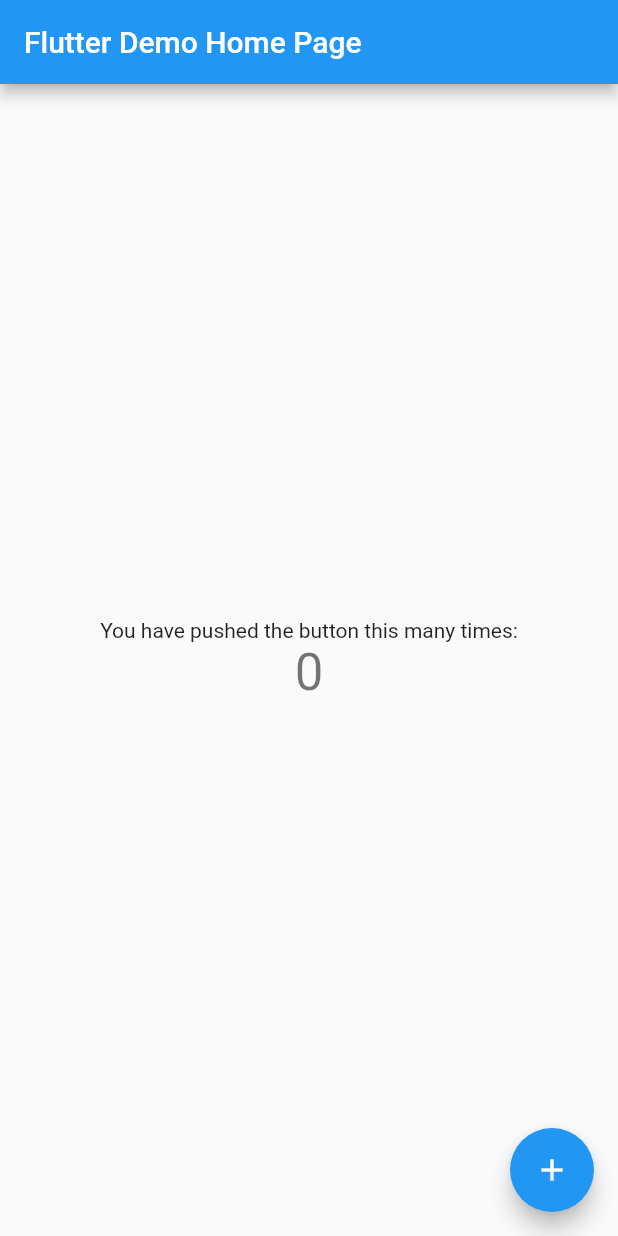
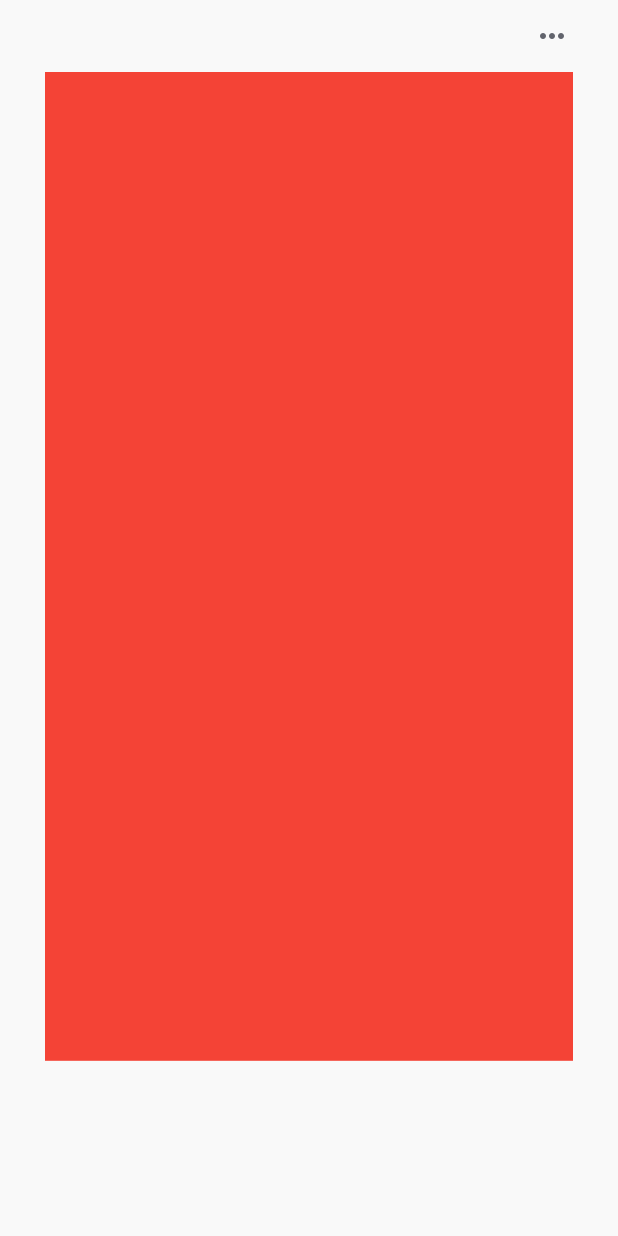
Before and after one commit to Fecony/flutter_goal_savings, a Flutter app: the screen it shows after launch, on a phone screen of 412 x 824 dp. Run offline on Flutter 3.47's test engine with Material 2 defaults, Android fonts, the phone set to English and light mode, and no system bars.

Commit message:
Add colors and text styles, Setting up Project

```diff
--- a/lib/main.dart
+++ b/lib/main.dart
@@ -1,111 +1,16 @@
 import 'package:flutter/material.dart';
+import 'package:flutter_goal_savings/screens/initial_screen.dart';
 
 void main() => runApp(MyApp());
 
 class MyApp extends StatelessWidget {
-  // This widget is the root of your application.
   @override
   Widget build(BuildContext context) {
     return MaterialApp(
-      title: 'Flutter Demo',
-      theme: ThemeData(
-        // This is the theme of your application.
-        //
-        // Try running your application with "flutter run". You'll see the
-        // application has a blue toolbar. Then, without quitting the app, try
-        // changing the primarySwatch below to Colors.green and then invoke
-        // "hot reload" (press "r" in the console where you ran "flutter run",
-        // or simply save your changes to "hot reload" in a Flutter IDE).
-        // Notice that the counter didn't reset back to zero; the application
-        // is not restarted.
-        primarySwatch: Colors.blue,
-      ),
-      home: MyHomePage(title: 'Flutter Demo Home Page'),
+      debugShowCheckedModeBanner: false,
+      title: 'Goal Savings App',
+      theme: ThemeData(fontFamily: 'Montserrat'),
+      home: InitialScreen(),
     );
   }
 }
-
-class MyHomePage extends StatefulWidget {
-  MyHomePage({Key key, this.title}) : super(key: key);
-
-  // This widget is the home page of your application. It is stateful, meaning
-  // that it has a State object (defined below) that contains fields that affect
-  // how it looks.
-
-  // This class is the configuration for the state. It holds the values (in this
-  // case the title) provided by the parent (in this case the App widget) and
-  // used by the build method of the State. Fields in a Widget subclass are
-  // always marked "final".
-
-  final String title;
-
-  @override
-  _MyHomePageState createState() => _MyHomePageState();
-}
-
-class _MyHomePageState extends State<MyHomePage> {
-  int _counter = 0;
-
-  void _incrementCounter() {
-    setState(() {
-      // This call to setState tells the Flutter framework that something has
-      // changed in this State, which causes it to rerun the build method below
-      // so that the display can reflect the updated values. If we changed
-      // _counter without calling setState(), then the build method would not be
-      // called again, and so nothing would appear to happen.
-      _counter++;
-    });
-  }
-
-  @override
-  Widget build(BuildContext context) {
-    // This method is rerun every time setState is called, for instance as done
-    // by the _incrementCounter method above.
-    //
-    // The Flutter framework has been optimized to make rerunning build methods
-    // fast, so that you can just rebuild anything that needs updating rather
-    // than having to individually change instances of widgets.
-    return Scaffold(
-      appBar: AppBar(
-        // Here we take the value from the MyHomePage object that was created by
-        // the App.build method, and use it to set our appbar title.
-        title: Text(widget.title),
-      ),
-      body: Center(
-        // Center is a layout widget. It takes a single child and positions it
-        // in the middle of the parent.
-        child: Column(
-          // Column is also a layout widget. It takes a list of children and
-          // arranges them vertically. By default, it sizes itself to fit its
-          // children horizontally, and tries to be as tall as its parent.
-          //
-          // Invoke "debug painting" (press "p" in the console, choose the
-          // "Toggle Debug Paint" action from the Flutter Inspector in Android
-          // Studio, or the "Toggle Debug Paint" command in Visual Studio Code)
-          // to see the wireframe for each widget.
-          //
-          // Column has various properties to control how it sizes itself and
-          // how it positions its children. Here we use mainAxisAlignment to
-          // center the children vertically; the main axis here is the vertical
-          // axis because Columns are vertical (the cross axis would be
-          // horizontal).
-          mainAxisAlignment: MainAxisAlignment.center,
-          children: <Widget>[
-            Text(
-              'You have pushed the button this many times:',
-            ),
-            Text(
-              '$_counter',
-              style: Theme.of(context).textTheme.display1,
-            ),
-          ],
-        ),
-      ),
-      floatingActionButton: FloatingActionButton(
-        onPressed: _incrementCounter,
-        tooltip: 'Increment',
-        child: Icon(Icons.add),
-      ), // This trailing comma makes auto-formatting nicer for build methods.
-    );
-  }
-}
--- /dev/null
+++ b/lib/routes.dart
@@ -0,0 +1 @@
+// Add Routes
--- /dev/null
+++ b/lib/screens/initial_screen.dart
@@ -0,0 +1,76 @@
+import 'package:flutter/material.dart';
+import 'package:flutter/services.dart';
+import 'package:flutter_goal_savings/styleguide/colors.dart';
+import 'package:flutter_goal_savings/styleguide/text_styles.dart';
+
+class InitialScreen extends StatefulWidget {
+  @override
+  _InitialScreenState createState() => _InitialScreenState();
+}
+
+class _InitialScreenState extends State<InitialScreen> {
+  @override
+  Widget build(BuildContext context) {
+    return Scaffold(
+      body: AnnotatedRegion<SystemUiOverlayStyle>(
+        value: SystemUiOverlayStyle.dark,
+        child: SafeArea(
+          child: Container(
+            decoration: BoxDecoration(color: generalWhiteColor),
+            child: Column(
+              children: <Widget>[
+                Align(
+                  child: Align(
+                    alignment: Alignment.topRight,
+                    child: Container(
+                      child: FlatButton(
+                        onPressed: () => print('Settings'),
+                        child: Icon(
+                          Icons.more_horiz,
+                          color: darkGrayColor,
+                        ),
+                      ),
+                    ),
+                  ),
+                ),
+                Padding(
+                  padding: const EdgeInsets.symmetric(horizontal: 30.0),
+                  child: Column(
+                    children: <Widget>[
+                      Stack(
+                        children: <Widget>[
+                          Container(
+                            decoration: BoxDecoration(color: Colors.red),
+                            height: MediaQuery.of(context).size.height * .8,
+                          ),
+                          Row(
+                            children: <Widget>[
+                              // Text(
+                              //   'Click '.toUpperCase(),
+                              //   style: welcomeTextStyle,
+                              // ),
+                              // Text(
+                              //   'ADD NEW ',
+                              //   style: welcomeTextStyle.copyWith(
+                              //     color: primaryBlueColor,
+                              //   ),
+                              // ),
+                              // Text(
+                              //   'to start saving money and Reach'.toUpperCase(),
+                              //   style: welcomeTextStyle,
+                              // )
+                            ],
+                          ),
+                        ],
+                      )
+                    ],
+                  ),
+                )
+              ],
+            ),
+          ),
+        ),
+      ),
+    );
+  }
+}
```
Also changed, not shown: lib/styleguide/colors.dart (added, +21 -0 lines), lib/styleguide/text_styles.dart (added, +146 -0 lines), pubspec.yaml (+20 -55 lines), assets/fonts/Montserrat-Bold.ttf (added), assets/fonts/Montserrat-Light.ttf (added), assets/fonts/Montserrat-Medium.ttf (added), assets/fonts/Montserrat-Regular.ttf (added), assets/fonts/Montserrat-SemiBold.ttf (added), 2 other files.
